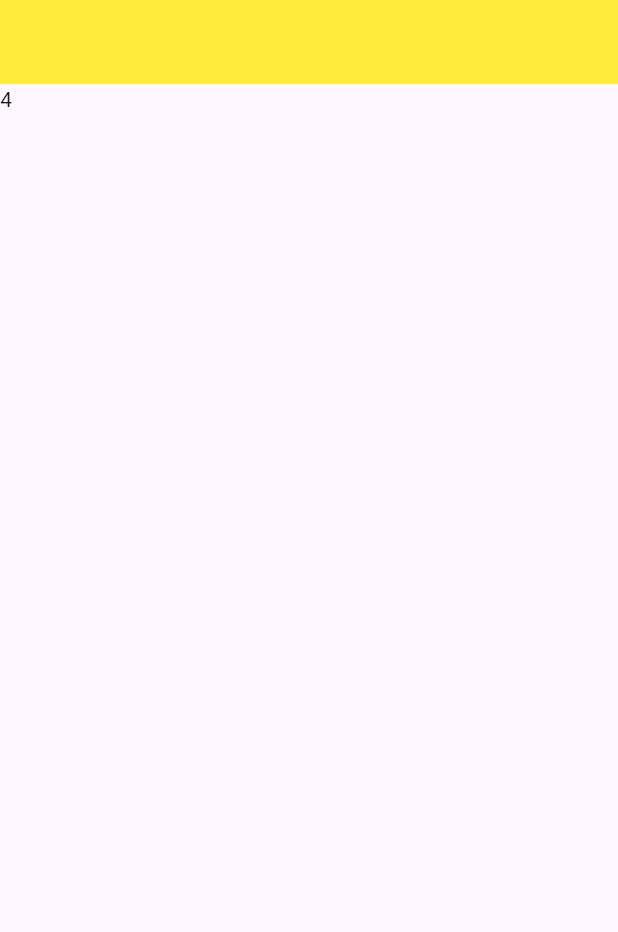
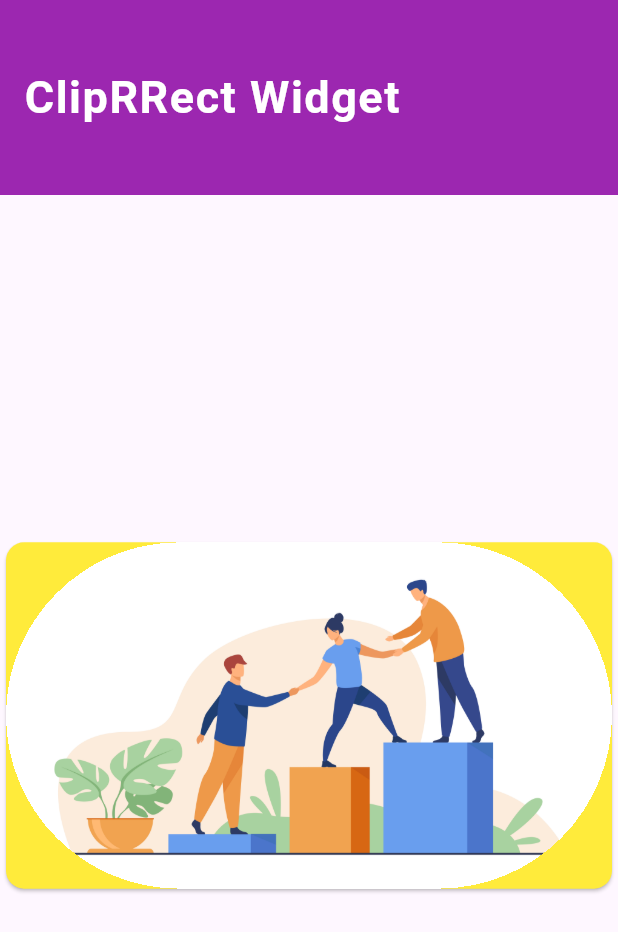
Before and after one commit to Roshan-Barkane/flutter_widgets_of_the_day, a Flutter app: the screen it shows after launch, on a phone screen of 412 x 824 dp. Shown: the top 932 px of the screen. Run offline on Flutter 3.47's test engine with Material 3 defaults, Android fonts, the phone set to English and light mode, and no system bars.

Commit message:
ClipRRect done !

```diff
--- a/lib/main.dart
+++ b/lib/main.dart
@@ -1,6 +1,5 @@
 import 'package:flutter/material.dart';
-import 'package:flutter_widgets_of_the_day/pages/customscollview.dart';
-import 'package:flutter_widgets_of_the_day/pages/stream_builder.dart';
+import 'package:flutter_widgets_of_the_day/pages/cliprrect.dart';
 
 void main() {
   runApp(const MyApp());
@@ -19,7 +18,7 @@ class MyApp extends StatelessWidget {
         colorScheme: ColorScheme.fromSeed(seedColor: Colors.deepPurple),
         useMaterial3: true,
       ),
-      home: const Stream_Builder(),
+      home: const ClipRRectWidget(),
     );
   }
 }
--- /dev/null
+++ b/lib/pages/cliprrect.dart
@@ -0,0 +1,41 @@
+import 'package:flutter/material.dart';
+
+class ClipRRectWidget extends StatefulWidget {
+  const ClipRRectWidget({super.key});
+
+  @override
+  State<ClipRRectWidget> createState() => _ClipRRectWidgetState();
+}
+
+class _ClipRRectWidgetState extends State<ClipRRectWidget> {
+  /*mostly programmer is used make the radius in image */
+  @override
+  Widget build(BuildContext context) {
+    return Scaffold(
+      appBar: AppBar(
+        toolbarHeight: 130,
+        backgroundColor: Colors.purple,
+        title: const Text(
+          "ClipRRect Widget",
+          style: TextStyle(
+              fontSize: 30,
+              color: Colors.white,
+              fontWeight: FontWeight.bold,
+              letterSpacing: 1),
+        ),
+      ),
+      body: Center(
+        child: Card(
+          color: Colors.yellow,
+          child: ClipRRect(
+            child: Image.asset("assets/p1.jpg"),
+            borderRadius: BorderRadius.all(
+              Radius.circular(190),
+            ),
+            clipBehavior: Clip.hardEdge,
+          ),
+        ),
+      ),
+    );
+  }
+}
```
Also changed, not shown: assets/Y.webp (added).
